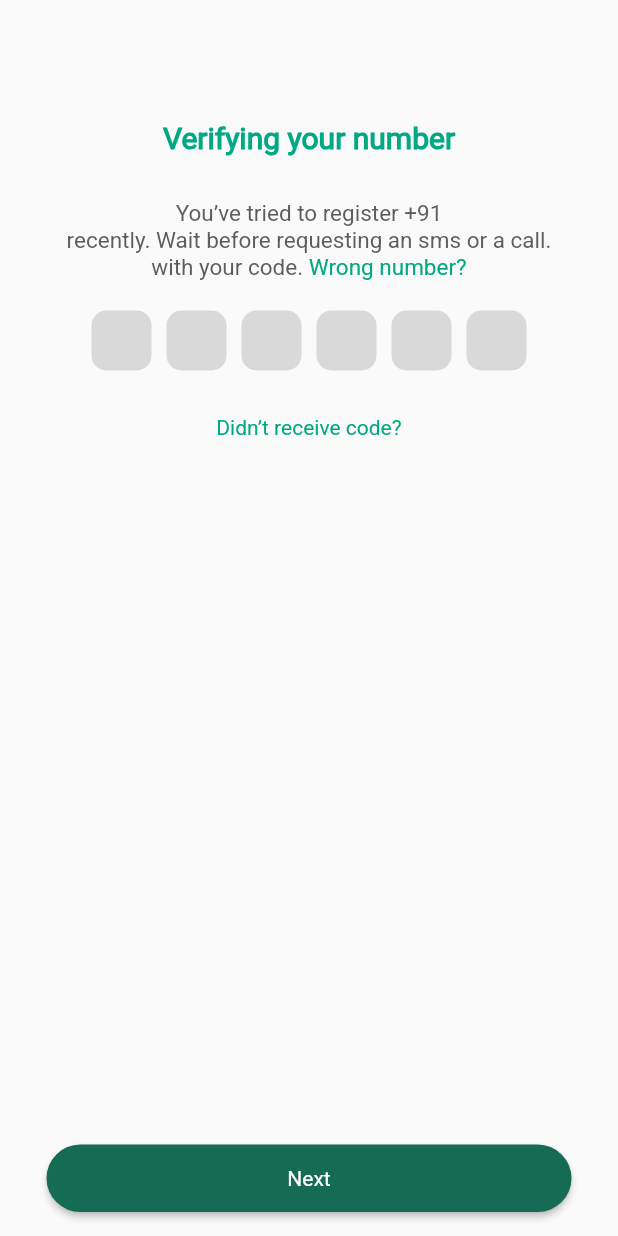
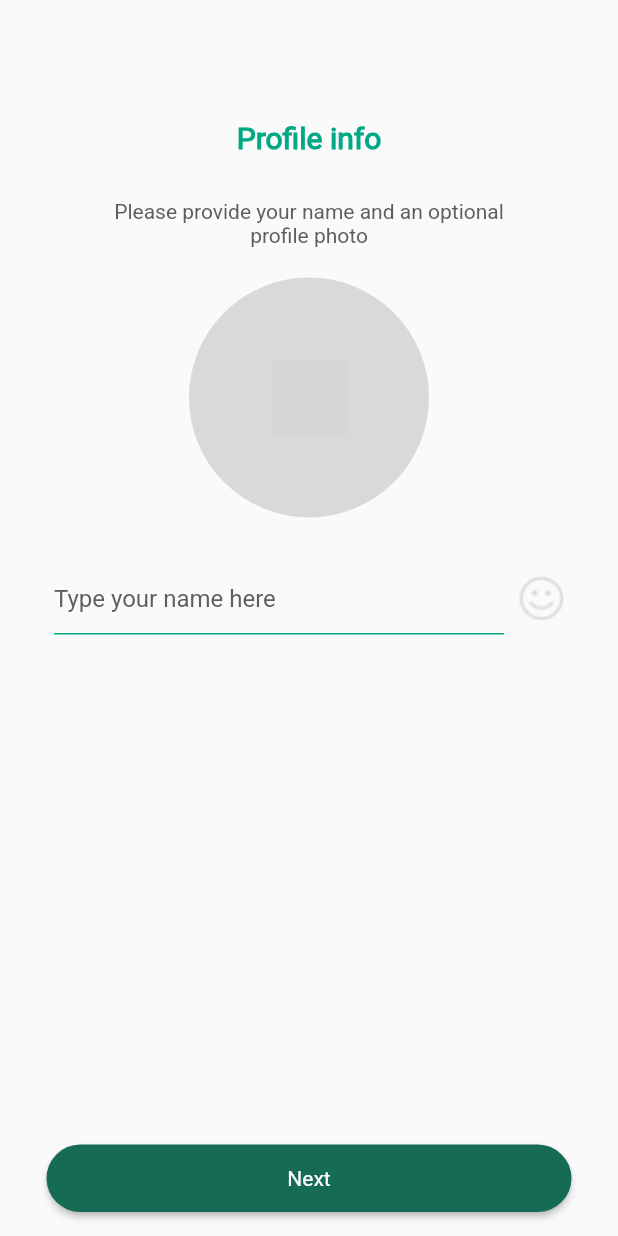
Before and after one commit to shafi-35/WhatsApp-ui-, a Flutter app: the OTPScreen screen opened directly with empty values, after a tap on "Next", on a phone screen of 412 x 824 dp. Run offline on Flutter 3.47's test engine with Material 3 defaults, Android fonts, the light colour scheme and no system bars; our stand-ins replace image_picker; grey boxes are pictures that could not be loaded.

Commit message:
Profile Screen Completed

```diff
--- a/lib/Screens/OTP/otpscreen.dart
+++ b/lib/Screens/OTP/otpscreen.dart
@@ -1,4 +1,5 @@
 import 'package:flutter/material.dart';
+import 'package:waclone/Screens/Profile/profilescreen.dart';
 import 'package:waclone/Widgets/uihelper.dart';
 
 class OTPScreen extends StatelessWidget {
@@ -84,7 +85,9 @@ class OTPScreen extends StatelessWidget {
           ],
         ),
       ),
-      floatingActionButton: UiHelper.CustomButton(callback: (){}, buttonname: "Next"),
+      floatingActionButton: UiHelper.CustomButton(callback: (){
+        Navigator.push(context, MaterialPageRoute(builder: (context) => ProfileScreen()));
+      }, buttonname: "Next"),
       floatingActionButtonLocation: FloatingActionButtonLocation.centerFloat,
     );
   }
--- /dev/null
+++ b/lib/Screens/Profile/profilescreen.dart
@@ -0,0 +1,135 @@
+import 'dart:io';
+
+import 'package:flutter/material.dart';
+import 'package:image_picker/image_picker.dart';
+import 'package:waclone/Widgets/uihelper.dart';
+
+class ProfileScreen extends StatefulWidget {
+  @override
+  State<ProfileScreen> createState() => _ProfileScreenState();
+}
+
+class _ProfileScreenState extends State<ProfileScreen> {
+  TextEditingController nameController = TextEditingController();
+
+  File? pickedImage;
+
+  @override
+  Widget build(BuildContext context) {
+    return Scaffold(
+      body: Center(
+        child: Column(
+          children: [
+            SizedBox(
+              height: 80,
+            ),
+            UiHelper.CustomText(
+                text: "Profile info",
+                height: 20,
+                color: Color(0XFF00A884),
+                fontweight: FontWeight.bold),
+            SizedBox(
+              height: 30,
+            ),
+            UiHelper.CustomText(
+                text: "Please provide your name and an optional", height: 14),
+            UiHelper.CustomText(text: "profile photo", height: 14),
+            SizedBox(
+              height: 20,
+            ),
+            GestureDetector(
+              onTap: (){
+                _openBottom(context);
+              },
+              child: pickedImage == null? CircleAvatar(
+                radius: 80,
+                backgroundColor: Color(0XFFD9D9D9),
+                child: Image.asset(
+                  "assets/images/photo-camera 1.png",
+                  height: 50,
+                  fit: BoxFit.cover,
+                ),
+              ): CircleAvatar(
+                radius: 80,
+                backgroundImage: FileImage(pickedImage!),
+              ),
+            ),
+            SizedBox(
+              height: 30,
+            ),
+            Row(
+              mainAxisAlignment: MainAxisAlignment.center,
+              children: [
+                SizedBox(
+                  width: 300,
+                  child: TextField(
+                    keyboardType: TextInputType.name,
+                    controller: nameController,
+                    decoration: InputDecoration(
+                        hintText: "Type your name here",
+                        hintStyle: TextStyle(color: Color(0XFF5E5E5E)),
+                    border: UnderlineInputBorder(
+                      borderSide: BorderSide(color: Color(0XFF05AA82))
+                    ),
+                      enabledBorder: UnderlineInputBorder(
+                        borderSide: BorderSide(color: Color(0XFF05AA82))
+                      ),
+                      focusedBorder: UnderlineInputBorder(
+                        borderSide: BorderSide(color: Color(0XFF05AA82))
+                      )
+                    ),
+                  ),
+                ),
+                SizedBox(width: 10,),
+                Image.asset(
+                  "assets/images/happy-face 1.png",
+                )
+              ],
+            )
+          ],
+        ),
+      ),
+      floatingActionButton: UiHelper.CustomButton(callback: (){}, buttonname: "Next"),
+      floatingActionButtonLocation: FloatingActionButtonLocation.centerFloat,
+    );
+  }
+
+  _openBottom(BuildContext context){
+    return showModalBottomSheet(context: context, builder: (BuildContext context){
+      return Container(
+        height: 200,
+        width: 200,
+        child: Column(
+          mainAxisAlignment: MainAxisAlignment.center,
+          children: [
+            Row(
+              mainAxisAlignment: MainAxisAlignment.spaceEvenly,
+              children: [
+                IconButton(onPressed: (){
+                  _pickImage(ImageSource.camera);
+                }, icon: Icon(Icons.camera_alt, size: 80, color: Colors.grey,),),
+                IconButton(onPressed: (){
+                  _pickImage(ImageSource.gallery);
+                }, icon: Icon(Icons.image, size: 80, color: Colors.grey,),),
+              ],
+            )
+          ],
+        ),
+      );
+    });
+  }
+
+  _pickImage(ImageSource imagesource)async{
+    try{
+      final photo = await ImagePicker().pickImage(source: imagesource);
+    if(photo == null) return;
+    final tempimage = File(photo.path);
+    setState(() {
+      pickedImage = tempimage;
+    });
+    }
+    catch(ex){
+      return ScaffoldMessenger.of(context).showSnackBar(SnackBar(content: Text(ex.toString()), backgroundColor: Color(0XFF00A884),));
+    }
+  }
+}
--- a/pubspec.yaml
+++ b/pubspec.yaml
@@ -35,6 +35,7 @@ dependencies:
   # The following adds the Cupertino Icons font to your application.
   # Use with the CupertinoIcons class for iOS style icons.
   cupertino_icons: ^1.0.8
+  image_picker: ^1.1.2
 
 dev_dependencies:
   flutter_test:
```
Also changed, not shown: assets/images/happy-face 1.png (added), pubspec.lock, 8 other files.
